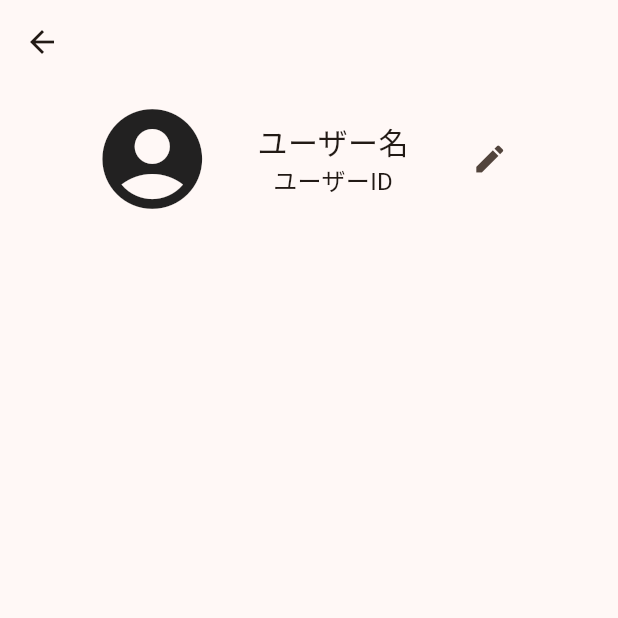
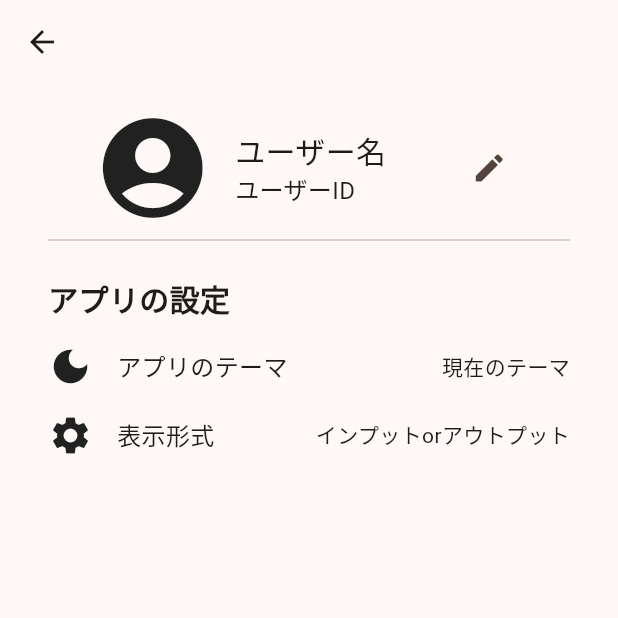
Before and after one commit to code-syncers/quiz-shower, a Flutter app: the SettingScreen screen opened by its route, on a phone screen of 412 x 824 dp, the top half of it. Run offline on Flutter 3.47's test engine with Material 2 defaults, Android fonts, the phone set to English and light mode, and no system bars; our stand-ins replace cloud_firestore, cloud_functions, firebase_auth, firebase_core, flutter_hooks, freezed_annotation and 1 more; missing offline and left inert: firebase_ui_auth, firebase_ui_localizations; accounts and stored records are empty.

Commit message:
feat: ダークモードと、モード切り替え用のUIを作る

```diff
--- a/lib/ui/screen/setting_screen/setting_screen.dart
+++ b/lib/ui/screen/setting_screen/setting_screen.dart
@@ -12,41 +12,107 @@ class SettingScreenState extends State<SettingScreen> {
   Widget build(BuildContext context) {
     return Scaffold(
       appBar: AppBar(),
-      body: Column(
+      body: Container(
+        padding: const EdgeInsets.fromLTRB(32, 16, 32, 16),
+        child: Column(
+          crossAxisAlignment: CrossAxisAlignment.start,
           children: [
-          const SizedBox(
-            height: 10,
-          ),
             Row(
               mainAxisAlignment: MainAxisAlignment.center,
               children: [
+                const Spacer(
+                  flex: 2,
+                ),
                 const Icon(
                   Icons.account_circle,
                   size: 80,
                 ),
-              const SizedBox(
-                width: 30,
+                const Spacer(
+                  flex: 1,
                 ),
                 const Column(
+                  crossAxisAlignment: CrossAxisAlignment.start,
                   children: [
                     Text('ユーザー名', style: TextStyle(fontSize: 20)),
                     Text(
                       'ユーザーID',
                       style: TextStyle(fontSize: 16),
-                  ), // ユーザーIDを追加
+                    ),
                   ],
                 ),
-              const SizedBox(
-                width: 30,
+                const Spacer(
+                  flex: 3,
                 ),
                 IconButton(
                   icon: const Icon(Icons.edit),
                   onPressed: () {},
                 ),
+                const Spacer(
+                  flex: 2,
+                ),
+              ],
+            ),
+            const Divider(
+              thickness: 1,
+            ),
+            const SizedBox(
+              height: 16,
+            ),
+            const Text(
+              'アプリの設定',
+              style: TextStyle(
+                fontSize: 20,
+                fontWeight: FontWeight.bold,
+              ),
+              textAlign: TextAlign.left,
+            ),
+            const SizedBox(
+              height: 16,
+            ),
+            const Row(
+              children: [
+                Icon(
+                  Icons.dark_mode,
+                  size: 30,
+                ),
+                SizedBox(
+                  width: 16,
+                ),
+                Text(
+                  'アプリのテーマ',
+                  style: TextStyle(
+                    fontSize: 16,
+                  ),
+                ),
+                Spacer(),
+                Text('現在のテーマ'),
+              ],
+            ),
+            const SizedBox(
+              height: 16,
+            ),
+            const Row(
+              children: [
+                Icon(
+                  Icons.settings,
+                  size: 30,
+                ),
+                SizedBox(
+                  width: 16,
+                ),
+                Text(
+                  '表示形式',
+                  style: TextStyle(
+                    fontSize: 16,
+                  ),
+                ),
+                Spacer(),
+                Text('インプットorアウトプット'),
               ],
             ),
           ],
         ),
+      ),
     );
   }
 }
```
Also changed, not shown: 1 other file. Lines whose indentation alone changed are shown as unchanged.
